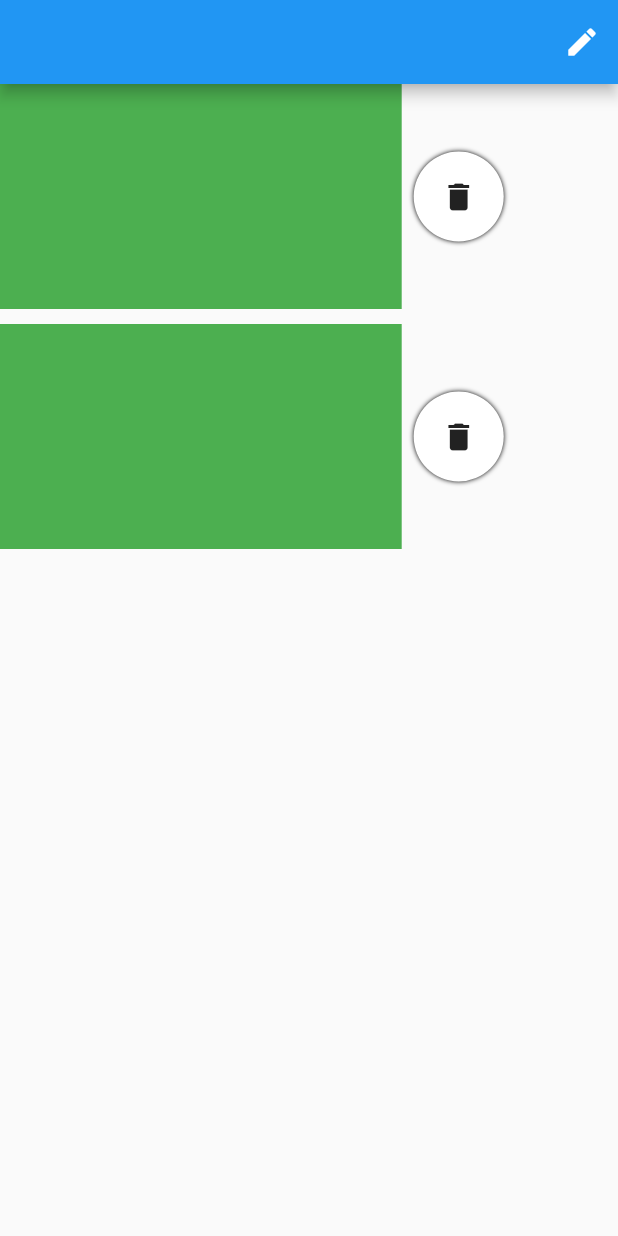
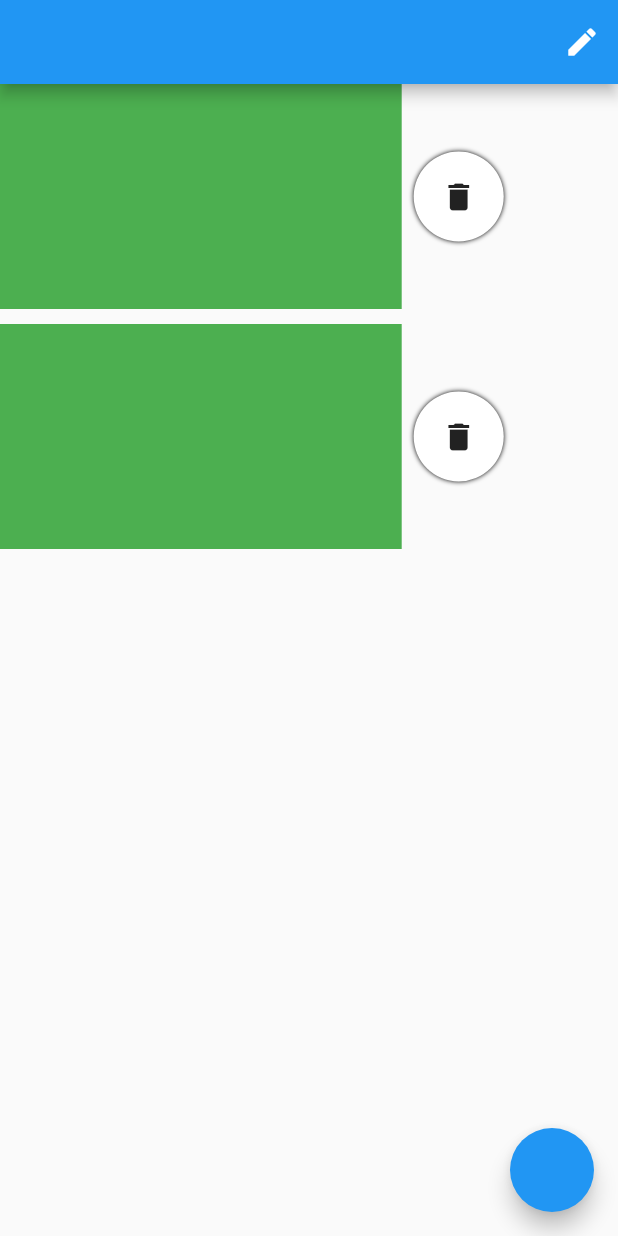
Before and after one commit to dineshMadvise/CustomSlidable, a Flutter app: the screen it shows after launch, after a tap on the "edit" icon, on a phone screen of 412 x 824 dp. Run offline on Flutter 3.47's test engine with Material 2 defaults, Android fonts, the phone set to English and light mode, and no system bars.

```diff
--- a/example/lib/main.dart
+++ b/example/lib/main.dart
@@ -10,7 +10,7 @@ class MyApp extends StatelessWidget {
 
   @override
   Widget build(BuildContext context) {
-    return MaterialApp(
+    return const MaterialApp(
       title: 'Slidable Example',
       home: HomeScreen(),
     );
@@ -27,7 +27,7 @@ class HomeScreen extends StatefulWidget {
 }
 
 class _HomeScreenState extends State<HomeScreen> {
-  bool isEdit = false;
+  double slideRadio=0.0;
 
   @override
   Widget build(BuildContext context) {
@@ -37,20 +37,31 @@ class _HomeScreenState extends State<HomeScreen> {
             IconButton(
                 onPressed: () {
                   setState(() {
-                    isEdit = !isEdit;
+                    if(slideRadio==0.0){
+                      slideRadio=-0.35;
+                    }else{
+                      slideRadio=0.0;
+                    }
                   });
                 },
-                icon: Icon(Icons.edit))
+                icon: const Icon(Icons.edit))
           ],
+        ),
+        floatingActionButton: FloatingActionButton(
+          onPressed: () {
+            setState(() {
+              slideRadio=0.0;
+            });
+          },
         ),
         body: ListView.builder(
           itemCount: 2,
           itemBuilder: (context, index) {
             return Padding(
-              padding: EdgeInsets.only(bottom: 10),
+              padding: const EdgeInsets.only(bottom: 10),
               child: Slidable(
-                  key:  ValueKey(isEdit),
-                  isAllEdit: isEdit,
+                  key:  ValueKey(DateTime.now()),
+                  slideRadio:slideRadio,
                   endActionPane: ActionPane(
                     motion: const ScrollMotion(),
                     children: [
@@ -64,7 +75,7 @@ class _HomeScreenState extends State<HomeScreen> {
                           child: Container(
                             width: 60,
                             height: 60,
-                            decoration: BoxDecoration(
+                            decoration: const BoxDecoration(
                               boxShadow: [
                                 BoxShadow(color: Colors.black, blurRadius: 2)
                               ],
@@ -74,7 +85,7 @@ class _HomeScreenState extends State<HomeScreen> {
                             ),
 
                             ///DELETE
-                            child: Center(child: Icon(Icons.delete)),
+                            child: const Center(child: Icon(Icons.delete)),
                           ),
                         ),
                       ),
--- a/lib/src/slidable.dart
+++ b/lib/src/slidable.dart
@@ -21,7 +21,7 @@ class Slidable extends StatefulWidget {
     Key? key,
     this.groupTag,
     this.enabled = true,
-    this.isAllEdit = false,
+    this.slideRadio = 0.0,
     this.closeOnScroll = true,
     this.startActionPane,
     this.endActionPane,
@@ -37,7 +37,7 @@ class Slidable extends StatefulWidget {
   ///
   /// Defaults to true.
   final bool enabled;
-  final bool isAllEdit;
+  final double slideRadio;
 
   /// Specifies to close this [Slidable] after the closest [Scrollable]'s
   /// position changed.
@@ -138,9 +138,8 @@ class _SlidableState extends State<Slidable>
     super.initState();
     controller = SlidableController(this)
       ..actionPaneType.addListener(handleActionPanelTypeChanged);
-    if(widget.isAllEdit){
-      controller.ratio=-0.35;
-    }
+
+    controller.ratio = widget.slideRadio;
 
     print('CALL INIT =========================');
   }
@@ -222,6 +221,7 @@ class _SlidableState extends State<Slidable>
   }
 
   ActionPane? get startActionPane => widget.startActionPane;
+
   ActionPane? get endActionPane => widget.endActionPane;
 
   Alignment get actionPaneAlignment {
```
